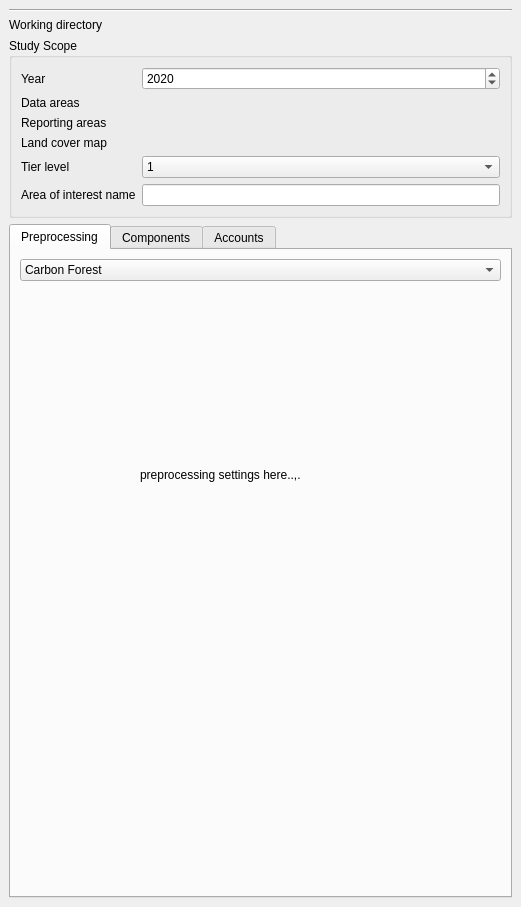
The window that enca_plugin/enca_plugin_dockwidget_base.ui (VITObelgium/sys4enca) describes before a commit, drawn with Qt 5.
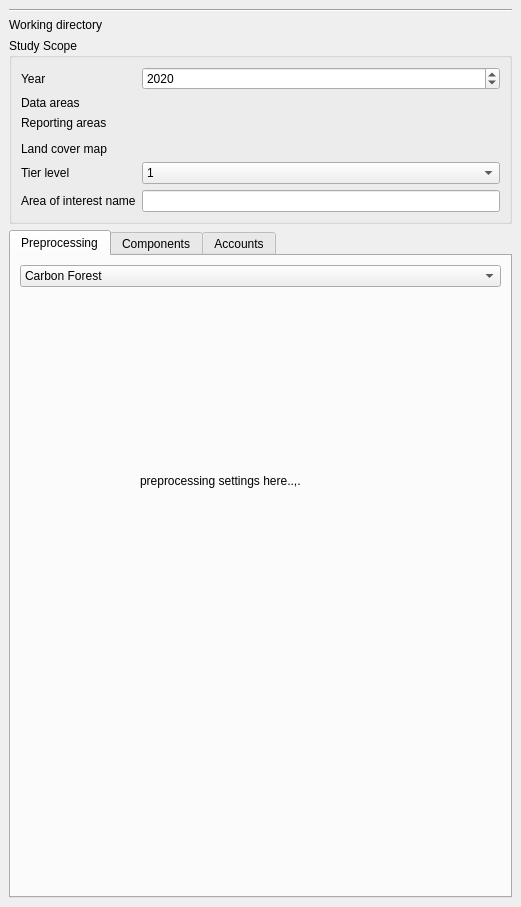
The same window after the commit. Custom widgets are drawn as their Qt base class.

Commit message: WIP Add RegionPicker custom widget.

```diff
--- a/enca_plugin/enca_plugin_dockwidget_base.ui
+++ b/enca_plugin/enca_plugin_dockwidget_base.ui
@@ -63,14 +63,14 @@
            </property>
           </widget>
          </item>
-         <item row="3" column="0">
+         <item row="4" column="0">
           <widget class="QLabel" name="label_3">
            <property name="text">
             <string>Land cover map</string>
            </property>
           </widget>
          </item>
-         <item row="3" column="1">
+         <item row="4" column="1">
           <widget class="QgsFileWidget" name="mQgsFileWidget_2"/>
          </item>
          <item row="1" column="0">
@@ -93,14 +93,14 @@
          <item row="2" column="1">
           <widget class="QgsFileWidget" name="mQgsFileWidget_4"/>
          </item>
-         <item row="4" column="0">
+         <item row="5" column="0">
           <widget class="QLabel" name="label_6">
            <property name="text">
             <string>Tier level</string>
            </property>
           </widget>
          </item>
-         <item row="4" column="1">
+         <item row="5" column="1">
           <widget class="QComboBox" name="comboBox">
            <item>
             <property name="text">
@@ -119,16 +119,19 @@
            </item>
           </widget>
          </item>
-         <item row="5" column="0">
+         <item row="6" column="0">
           <widget class="QLabel" name="label_7">
            <property name="text">
             <string>Area of interest name</string>
            </property>
           </widget>
          </item>
-         <item row="5" column="1">
+         <item row="6" column="1">
           <widget class="QLineEdit" name="lineEdit"/>
          </item>
+         <item row="3" column="1">
+          <widget class="RegionPicker" name="widget" native="true"/>
+         </item>
         </layout>
        </widget>
       </item>
@@ -374,6 +377,12 @@
    <extends>QSpinBox</extends>
    <header>qgsspinbox.h</header>
   </customwidget>
+  <customwidget>
+   <class>RegionPicker</class>
+   <extends>QWidget</extends>
+   <header>enca_plugin/region_picker.h</header>
+   <container>1</container>
+  </customwidget>
  </customwidgets>
  <tabstops>
   <tabstop>comboBox_3</tabstop>
```
The commit also changes 1 other file.
